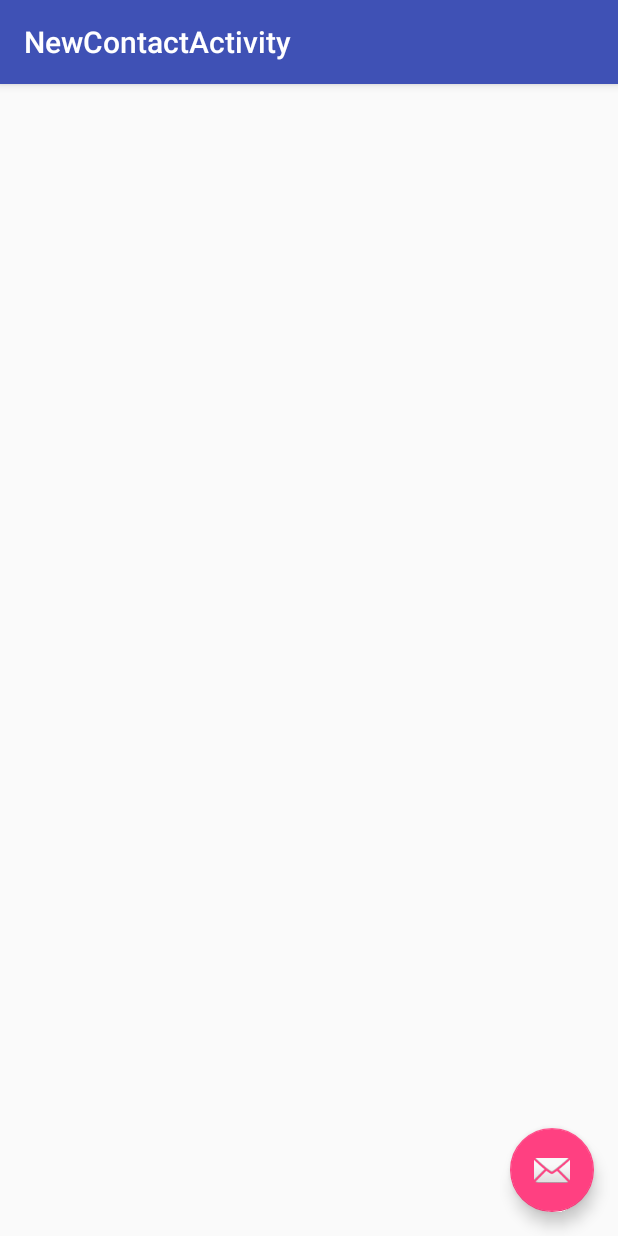
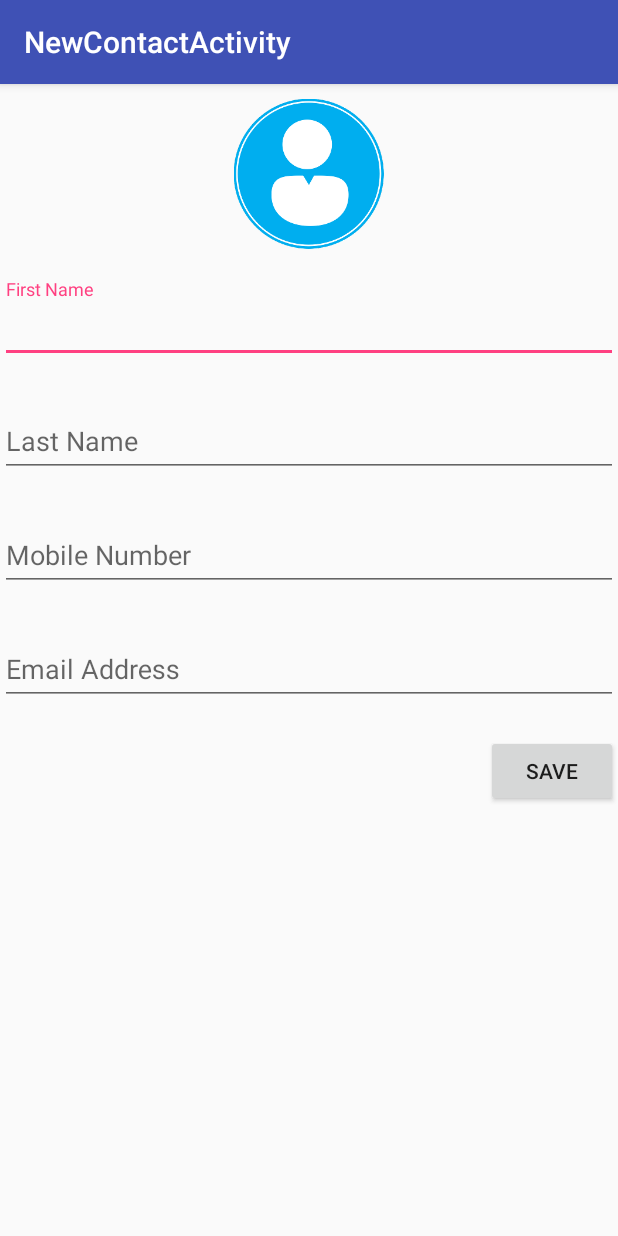
Before and after one commit to LadwaAditya/ContactManager, an Android app: the NewContactActivity screen opened directly, with no data from a screen before it, on a phone screen of 412 x 824 dp. Run offline under Robolectric (Android 15) with nearby library versions, the phone set to English and light mode, and no system bars; our stand-ins replace ButterKnife, Dagger/Hilt's generated code, Timber, data binding; libraries missing offline, so code that uses them is left out: com.facebook.stetho; 1 statement that could not run was skipped.

Commit message:
Fect(NewContact): Created Add new Contact layout
Created add new contact layout
Add new contact contract class
And some UI polish

```diff
--- a/app/src/main/AndroidManifest.xml
+++ b/app/src/main/AndroidManifest.xml
@@ -6,6 +6,7 @@
     <uses-permission android:name="android.permission.ACCESS_NETWORK_STATE"/>
     <uses-permission android:name="android.permission.CALL_PHONE"/>
     <uses-permission android:name="android.permission.WRITE_EXTERNAL_STORAGE"/>
+
 
     <application
         android:name=".GoJekApp"
--- a/app/src/main/java/com/example/aditya/gojek/ui/main/MainActivity.java
+++ b/app/src/main/java/com/example/aditya/gojek/ui/main/MainActivity.java
@@ -1,5 +1,6 @@
 package com.example.aditya.gojek.ui.main;
 
+import android.content.Intent;
 import android.databinding.DataBindingUtil;
 import android.os.Bundle;
 import android.support.design.widget.Snackbar;
@@ -12,6 +13,7 @@ import com.example.aditya.gojek.data.model.Contact;
 import com.example.aditya.gojek.databinding.ActivityMainBinding;
 import com.example.aditya.gojek.ui.adapter.ContactAdapter;
 import com.example.aditya.gojek.ui.base.BaseActivity;
+import com.example.aditya.gojek.ui.newcontact.NewContactActivity;
 import com.example.aditya.gojek.util.ConnectionReceiver;
 
 import java.util.ArrayList;
@@ -95,5 +97,6 @@ public class MainActivity extends BaseActivity implements MainContract.View, Con
 
     public void onClickFab(View view) {
         Toast.makeText(this, "Clicked Fab", Toast.LENGTH_SHORT).show();
+        startActivity(new Intent(this, NewContactActivity.class));
     }
 }
--- a/app/src/main/java/com/example/aditya/gojek/ui/newcontact/NewContactActivity.java
+++ b/app/src/main/java/com/example/aditya/gojek/ui/newcontact/NewContactActivity.java
@@ -1,20 +1,23 @@
 package com.example.aditya.gojek.ui.newcontact;
 
+import android.databinding.DataBindingUtil;
 import android.os.Bundle;
-import android.support.v7.app.AppCompatActivity;
-import android.support.v7.widget.Toolbar;
 
 import com.example.aditya.gojek.R;
+import com.example.aditya.gojek.databinding.ActivityNewContactBinding;
+import com.example.aditya.gojek.ui.base.BaseActivity;
 
 
-public class NewContactActivity extends AppCompatActivity {
+public class NewContactActivity extends BaseActivity {
+
+    private ActivityNewContactBinding mBinding;
 
     @Override
     protected void onCreate(Bundle savedInstanceState) {
         super.onCreate(savedInstanceState);
-        setContentView(R.layout.activity_new_contact);
-        Toolbar toolbar = (Toolbar) findViewById(R.id.toolbar);
-        setSupportActionBar(toolbar);
+        mBinding = DataBindingUtil.setContentView(this, R.layout.activity_new_contact);
+        activityComponent().inject(this);
+        setSupportActionBar(mBinding.toolbar);
 
     }
 
--- /dev/null
+++ b/app/src/main/java/com/example/aditya/gojek/ui/newcontact/NewContactContract.java
@@ -0,0 +1,8 @@
+package com.example.aditya.gojek.ui.newcontact;
+
+/**
+ * Created by Aditya on 12-Feb-17.
+ */
+
+public class NewContactContract {
+}
--- /dev/null
+++ b/app/src/main/java/com/example/aditya/gojek/ui/newcontact/NewContactPresenter.java
@@ -0,0 +1,8 @@
+package com.example.aditya.gojek.ui.newcontact;
+
+/**
+ * Created by Aditya on 12-Feb-17.
+ */
+
+public class NewContactPresenter {
+}
--- a/app/src/main/res/layout/activity_new_contact.xml
+++ b/app/src/main/res/layout/activity_new_contact.xml
@@ -1,4 +1,6 @@
 <?xml version="1.0" encoding="utf-8"?>
+<layout>
+
     <android.support.design.widget.CoordinatorLayout
         xmlns:android="http://schemas.android.com/apk/res/android"
         xmlns:app="http://schemas.android.com/apk/res-auto"
@@ -21,14 +23,10 @@
 
         </android.support.design.widget.AppBarLayout>
 
-    <include layout="@layout/content_new_contact"/>
+        <include
+            android:id="@+id/included"
+            layout="@layout/content_new_contact"/>
 
-    <android.support.design.widget.FloatingActionButton
-        android:id="@+id/fab"
-        android:layout_width="wrap_content"
-        android:layout_height="wrap_content"
-        android:layout_gravity="bottom|end"
-        android:layout_margin="@dimen/fab_margin"
-        app:srcCompat="@android:drawable/ic_dialog_email"/>
 
     </android.support.design.widget.CoordinatorLayout>
+</layout>
--- a/app/src/main/res/layout/content_new_contact.xml
+++ b/app/src/main/res/layout/content_new_contact.xml
@@ -1,12 +1,84 @@
 <?xml version="1.0" encoding="utf-8"?>
-<android.support.constraint.ConstraintLayout
+<layout>
+
+    <LinearLayout
         xmlns:android="http://schemas.android.com/apk/res/android"
         xmlns:app="http://schemas.android.com/apk/res-auto"
         xmlns:tools="http://schemas.android.com/tools"
         android:layout_width="match_parent"
         android:layout_height="match_parent"
+        android:orientation="vertical"
         app:layout_behavior="@string/appbar_scrolling_view_behavior"
         tools:context="com.example.aditya.gojek.ui.newcontact.NewContactActivity"
         tools:showIn="@layout/activity_new_contact">
 
-</android.support.constraint.ConstraintLayout>
+        <ImageView
+            android:layout_width="@dimen/image_place_holder_size"
+            android:layout_height="@dimen/image_place_holder_size"
+            android:layout_gravity="center_horizontal"
+            android:layout_marginTop="@dimen/margin_ten_dp"
+            android:src="@mipmap/round"
+            tools:src="@mipmap/round"/>
+
+        <android.support.design.widget.TextInputLayout
+            android:id="@+id/txt_name"
+            android:layout_width="match_parent"
+            android:layout_height="wrap_content"
+            android:layout_marginTop="@dimen/verticle_margin_small">
+
+            <android.support.v7.widget.AppCompatEditText
+                android:layout_width="match_parent"
+                android:layout_height="wrap_content"
+                android:hint="@string/hint_first_name"
+                android:inputType="text"
+                />
+        </android.support.design.widget.TextInputLayout>
+
+
+        <android.support.design.widget.TextInputLayout
+            android:layout_width="match_parent"
+            android:layout_height="wrap_content"
+            android:layout_marginTop="@dimen/verticle_margin_small">
+
+            <android.support.v7.widget.AppCompatEditText
+                android:layout_width="match_parent"
+                android:layout_height="wrap_content"
+                android:hint="@string/hint_last_name"
+                android:inputType="text"
+                />
+        </android.support.design.widget.TextInputLayout>
+
+        <android.support.design.widget.TextInputLayout
+            android:layout_width="match_parent"
+            android:layout_height="wrap_content"
+            android:layout_marginTop="@dimen/verticle_margin_small">
+
+            <android.support.v7.widget.AppCompatEditText
+                android:layout_width="match_parent"
+                android:layout_height="wrap_content"
+                android:hint="@string/hint_mobile_number"
+                android:inputType="number"
+                />
+        </android.support.design.widget.TextInputLayout>
+
+        <android.support.design.widget.TextInputLayout
+            android:layout_width="match_parent"
+            android:layout_height="wrap_content"
+            android:layout_marginTop="@dimen/verticle_margin_small">
+
+            <android.support.v7.widget.AppCompatEditText
+                android:layout_width="match_parent"
+                android:layout_height="wrap_content"
+                android:hint="@string/hint_email_address"
+                android:inputType="textEmailAddress"
+                />
+        </android.support.design.widget.TextInputLayout>
+
+        <Button
+            android:layout_width="wrap_content"
+            android:layout_height="wrap_content"
+            android:layout_gravity="end"
+            android:layout_marginTop="@dimen/verticle_margin_small"
+            android:text="Save"/>
+    </LinearLayout>
+</layout>
--- a/app/src/main/res/values/dimens.xml
+++ b/app/src/main/res/values/dimens.xml
@@ -8,4 +8,8 @@
     <dimen name="padding_ten_dp">10dp</dimen>
     <dimen name="icon_size_small">20dp</dimen>
     <dimen name="padding_twenty_dp">20dp</dimen>
+    <dimen name="margin_ten_dp">10dp</dimen>
+    <dimen name="image_place_holder_size">100dp</dimen>
+    <dimen name="top_margin_large">60dp</dimen>
+    <dimen name="verticle_margin_small">20dp</dimen>
 </resources>
--- a/app/src/main/res/values/strings.xml
+++ b/app/src/main/res/values/strings.xml
@@ -28,4 +28,8 @@
         <item>Share via VCF</item>
     </string-array>
     <string name="title_activity_new_contact">NewContactActivity</string>
+    <string name="hint_first_name">First Name</string>
+    <string name="hint_last_name">Last Name</string>
+    <string name="hint_mobile_number">Mobile Number</string>
+    <string name="hint_email_address">Email Address</string>
 </resources>
```
Lines whose indentation alone changed are shown as unchanged.
